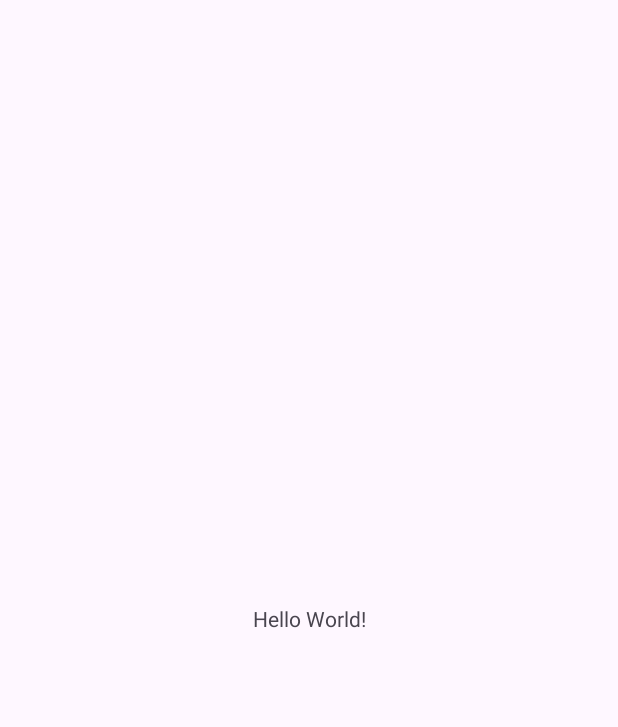
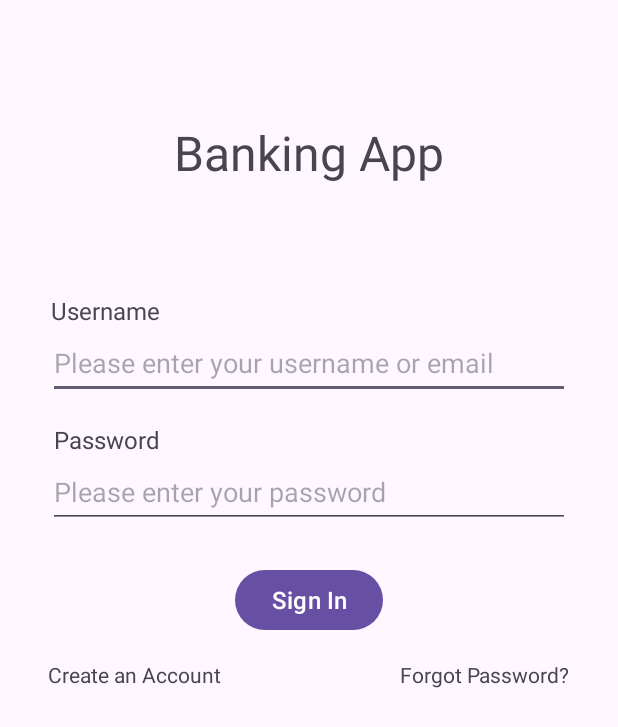
Before and after one commit to djzrma/bankingApp, an Android app: the screen it shows after launch (MainActivity), on a phone screen of 412 x 824 dp. Before the commit the part shown is almost empty. Shown: the top 727 px of the screen. Run offline under Robolectric (Android 15) with nearby library versions, the phone set to English and light mode, and no system bars.

Commit message:
App V 1.1
Created layout for login page, need to add behavior.

```diff
--- a/app/src/main/res/layout/activity_main.xml
+++ b/app/src/main/res/layout/activity_main.xml
@@ -7,13 +7,132 @@
     android:layout_height="match_parent"
     tools:context=".MainActivity">
 
-    <TextView
-        android:layout_width="wrap_content"
-        android:layout_height="wrap_content"
-        android:text="Hello World!"
-        app:layout_constraintBottom_toBottomOf="parent"
+    <LinearLayout
+        android:id="@+id/titleLayout"
+        android:layout_width="match_parent"
+        android:layout_height="match_parent"
+        android:layout_marginTop="32dp"
+        android:orientation="horizontal"
         app:layout_constraintEnd_toEndOf="parent"
         app:layout_constraintStart_toStartOf="parent"
-        app:layout_constraintTop_toTopOf="parent" />
+        app:layout_constraintTop_toTopOf="parent"
+        app:layout_constraintTop_toBottomOf="@+id/signInLayout">
+
+        <TextView
+            android:id="@+id/bankNameTitle"
+            android:layout_width="match_parent"
+            android:layout_height="wrap_content"
+            android:layout_marginTop="48dp"
+            android:textSize="32sp"
+            android:gravity="center"
+            android:text="@string/bankNameTitle" />
+    </LinearLayout>
+
+    <LinearLayout
+        android:id="@+id/signInLayout"
+        android:layout_width="match_parent"
+        android:layout_height="match_parent"
+        android:layout_marginTop="196dp"
+        android:baselineAligned="false"
+        android:orientation="horizontal"
+        app:layout_constraintEnd_toEndOf="parent"
+        app:layout_constraintStart_toStartOf="parent"
+        app:layout_constraintTop_toBottomOf="@+id/titleLayout">
+
+        <androidx.constraintlayout.widget.ConstraintLayout
+            android:layout_width="0dp"
+            android:layout_height="match_parent"
+            android:layout_weight="1">
+
+            <TextView
+                android:id="@+id/usernameTextView"
+                android:layout_width="wrap_content"
+                android:layout_height="wrap_content"
+                android:layout_marginStart="34dp"
+                android:textSize="16sp"
+                android:text="@string/usernameTextView"
+                app:layout_constraintStart_toStartOf="parent"
+                app:layout_constraintTop_toTopOf="parent" />
+
+            <EditText
+                android:id="@+id/loginTextField"
+                android:layout_width="0dp"
+                android:layout_height="wrap_content"
+                android:layout_marginStart="32dp"
+                android:layout_marginEnd="32dp"
+                android:layout_weight="1"
+                android:ems="10"
+                android:hint="Please enter your username or email"
+                android:inputType="text"
+                android:minHeight="48dp"
+                android:text="@string/loginTextField"
+                app:layout_constraintEnd_toEndOf="parent"
+                app:layout_constraintStart_toStartOf="parent"
+                app:layout_constraintTop_toBottomOf="@+id/usernameTextView"
+                tools:ignore="Autofill,SpeakableTextPresentCheck,TextContrastCheck" />
+
+            <TextView
+                android:id="@+id/passwordTextView"
+                android:layout_width="wrap_content"
+                android:layout_height="wrap_content"
+                android:layout_marginStart="36dp"
+                android:layout_marginTop="16dp"
+                android:textSize="16sp"
+                android:text="@string/passwordTextView"
+                app:layout_constraintStart_toStartOf="parent"
+                app:layout_constraintTop_toBottomOf="@+id/loginTextField" />
+
+            <EditText
+                android:id="@+id/passwordTextField"
+                android:layout_width="0dp"
+                android:layout_height="wrap_content"
+                android:layout_marginStart="32dp"
+                android:layout_marginEnd="32dp"
+                android:layout_weight="1"
+                android:ems="10"
+                android:hint="Please enter your password"
+                android:inputType="text"
+                android:minHeight="48dp"
+                android:text="@string/passwordTextField"
+                app:layout_constraintEnd_toEndOf="parent"
+                app:layout_constraintStart_toStartOf="parent"
+                app:layout_constraintTop_toBottomOf="@+id/passwordTextView"
+                tools:ignore="Autofill,SpeakableTextPresentCheck,TextContrastCheck" />
+
+            <Button
+                android:id="@+id/button"
+                android:layout_width="wrap_content"
+                android:layout_height="wrap_content"
+                android:layout_marginTop="24dp"
+                android:textSize="16sp"
+                android:text="@string/signInButton"
+                app:layout_constraintEnd_toEndOf="parent"
+                app:layout_constraintStart_toStartOf="parent"
+                app:layout_constraintTop_toBottomOf="@+id/passwordTextField" />
+
+            <TextView
+                android:id="@+id/forgotPasswordTextField"
+                android:layout_width="0dp"
+                android:layout_height="wrap_content"
+                android:layout_marginTop="16dp"
+                android:layout_marginEnd="32dp"
+                android:textSize="14sp"
+                android:text="@string/forgotPasswordTextView"
+                app:layout_constraintEnd_toEndOf="parent"
+                app:layout_constraintTop_toBottomOf="@+id/button" />
+
+            <TextView
+                android:id="@+id/forgotPasswordTextField2"
+                android:layout_width="0dp"
+                android:layout_height="wrap_content"
+                android:layout_marginStart="32dp"
+                android:layout_marginTop="16dp"
+                android:textSize="14sp"
+                android:text="@string/createAnAccountTextView"
+                app:layout_constraintStart_toStartOf="parent"
+                app:layout_constraintTop_toBottomOf="@+id/button" />
+        </androidx.constraintlayout.widget.ConstraintLayout>
+
+    </LinearLayout>
 
 </androidx.constraintlayout.widget.ConstraintLayout>
--- a/app/src/main/res/values/strings.xml
+++ b/app/src/main/res/values/strings.xml
@@ -1,3 +1,11 @@
 <resources>
     <string name="app_name">bankingApp</string>
+    <string name="bankNameTitle">Banking App</string>
+    <string name="loginTextField" />
+    <string name="passwordTextField" />
+    <string name="usernameTextView">Username</string>
+    <string name="passwordTextView">Password</string>
+    <string name="signInButton">Sign In</string>
+    <string name="forgotPasswordTextView">Forgot Password?</string>
+    <string name="createAnAccountTextView">Create an Account</string>
 </resources>
```
